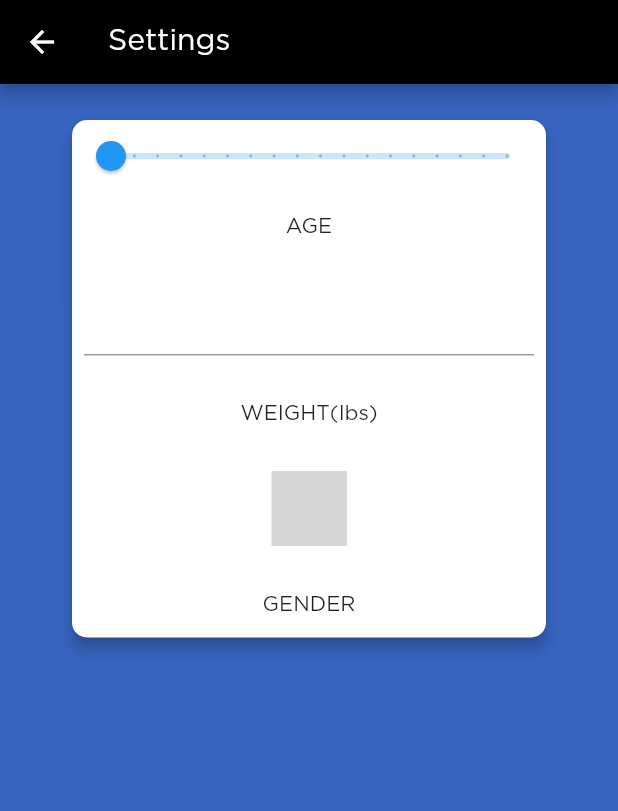
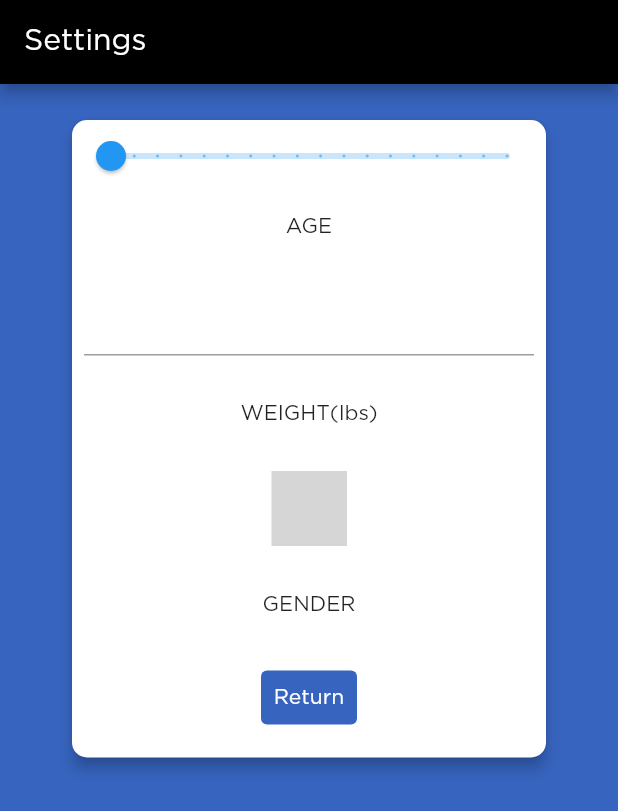
Before and after one commit to amruth21/shot_counter, a Flutter app: the screen it shows after launch, after a tap on "Settings", on a phone screen of 412 x 824 dp. Shown: the top 811 px of the screen. Run offline on Flutter 3.47's test engine with Material 2 defaults, Android fonts, the light colour scheme and no system bars; our stand-ins replace syncfusion_flutter_sliders; missing offline and left inert: gender_picker, material_dialogs; grey boxes are pictures that could not be loaded.

Commit message:
added BAC calculation and updated settings page

```diff
--- a/lib/main.dart
+++ b/lib/main.dart
@@ -4,6 +4,7 @@ import 'package:material_dialogs/widgets/buttons/icon_button.dart';
 import 'package:material_dialogs/widgets/buttons/icon_outline_button.dart';
 import 'dart:ui';
 import 'settings.dart';
+import 'package:gender_picker/source/enums.dart';
 
 void main() {
   runApp(const MyApp());
@@ -16,7 +17,7 @@ class MyApp extends StatelessWidget {
   @override
   Widget build(BuildContext context) {
     return MaterialApp(
-        title: 'Shot Counter',
+        title: 'wasted',
         theme: ThemeData(
           fontFamily: 'Gotham',
         ),
@@ -43,7 +44,11 @@ class _MyHomePageState extends State<MyHomePage> {
 
   double _first_time = 0.0;
   double _curr_time = 0.0;
-  double BAC = 0.0;
+  double _BAC = 0.0;
+
+  int age = 18;
+  Gender gender = Gender.Male;
+  int weight = 130;
 
   void _incrementColor() {
     setState(() {
@@ -67,7 +72,50 @@ class _MyHomePageState extends State<MyHomePage> {
     }
   }
 
-  void _calcBAC() {}
+  void _calcBAC() {
+    /*
+
+
+    "use strict";
+    var gender = document.getElementById("gender").value;
+    var genderConst;
+    if (gender === "female") {
+        genderConst = 0.55;
+    } else if (gender === "male") {
+        genderConst = 0.68;
+    } else {
+        genderConst = 0.62;
+    }
+
+    var weight = document.getElementById("weight").value * 454;
+    var gramsOfAlcohol = document.getElementById("drink_count").value * 14;
+    var bac = (gramsOfAlcohol / (weight * genderConst)) * 100;
+    bac = bac - (document.getElementById("time_elapsed").value * 0.015);
+    alert("Your BAC is: " + bac);
+
+
+    */
+    double genderConst;
+    double hours = _curr_time - _first_time;
+
+    if (gender == Gender.Male) {
+      genderConst = 0.68;
+    } else if (gender == Gender.Female) {
+      genderConst = 0.55;
+    } else {
+      genderConst = 0.62;
+    }
+    print("Constant: ${genderConst}");
+    print("weight: ${weight}");
+    print("shots ${_counter}");
+    print("hours: ${hours}");
+
+    int gramsWeight = 454 * weight;
+    int gramsOfAlcohol = _counter * 14;
+    double bac = (gramsOfAlcohol / (gramsWeight * genderConst)) * 100;
+    bac = bac - (hours * 0.015);
+    _BAC = double.parse(bac.toStringAsFixed(2));
+  }
 
   void _incrementCounter() {
     setState(() {
@@ -84,9 +132,7 @@ class _MyHomePageState extends State<MyHomePage> {
         _curr_time = hour + mins / 60;
       }
 
-      if (_counter > 10) {
-        // change to BAC
-        print("we in");
+      if (_BAC > .30 || _counter > 14) {
         Dialogs.materialDialog(
             msg: 'Your BAC level is too high!',
             title: "WARNING",
@@ -105,8 +151,6 @@ class _MyHomePageState extends State<MyHomePage> {
               ),
             ]);
       }
-
-      // need to call setState to rebuild the widget
     });
   }
 
@@ -123,6 +167,8 @@ class _MyHomePageState extends State<MyHomePage> {
   @override
   Widget build(BuildContext context) {
     // runs every time setState called
+    print('First Time: $_first_time');
+    print('Curr Time: $_curr_time');
 
     return Scaffold(
       backgroundColor: Color.fromARGB(255, _colorR, _colorG, _colorB),
@@ -133,54 +179,61 @@ class _MyHomePageState extends State<MyHomePage> {
             ElevatedButton.icon(
               style: ElevatedButton.styleFrom(primary: Colors.black),
               onPressed: () {
-                Navigator.push(context, MaterialPageRoute(builder: (context) {
-                  return const MySettingsPage(title: 'Settings');
-                }));
+                _navigateSettings(context);
               },
-              icon: Icon(Icons.settings, size: 24.0,),
+              icon: Icon(
+                Icons.settings,
+                size: 24.0,
+              ),
               label: Text('Settings'), // <-- Text
             ),
-            /*
-        TextButton(
-          style: TextButton.styleFrom(
-            textStyle: const TextStyle(fontSize: 20),
-          ),
-          onPressed: () {
-            Navigator.push(context, MaterialPageRoute(builder: (context) {
-              return const MySettingsPage(title: 'Settings');
-            }));
-          },
-          child: const Text('Settings'),
-        ),*/
-            /*
-        Builder(builder: (context) => IconButton(
-          iconSize: 512,
-          icon: Image.asset('images/image-2.jpg', scale: 2.5),
-          onPressed: () {
-            Navigator.push(context, MaterialPageRoute(builder: (context) {
-              return const MySettingsPage(title: 'Settings');
-            }));
-          },
-        ))*/
           ]),
       body: Center(
-        child: Stack(
+        child: Column(children: <Widget>[
+          Stack(
             children: <Widget>[
+              Container(child: Padding(padding: const EdgeInsets.symmetric(horizontal: 32, vertical: 64))),
               Container(
                 alignment: Alignment.center,
+                child: Padding(
+                    padding: const EdgeInsets.symmetric(horizontal: 32, vertical: 64),
                     child: GestureDetector(
                       onTap: _increment,
                       child: Image.asset('images/shot-glass.png', scale: 2.5),
                     )),
-            Container(
+              ),
+              Positioned(
+                top: 0,
+                left: 0,
+                right: 0,
+                bottom: 0,
+                child: Container(
                   alignment: Alignment.center,
                   child: Text(
                     '$_counter',
                     style: Theme.of(context).textTheme.headlineMedium,
-                )),
+                  ),
+                ),
+              ),
             ],
           ),
+          Container(child: Padding(padding: const EdgeInsets.symmetric(horizontal: 16, vertical: 32))),
+          Container(
+            alignment: Alignment.center,
+            child: Text(
+              'BAC: $_BAC',
+              style: Theme.of(context).textTheme.headlineMedium,
+            ),
+          ),
+        ]),
       ),
     );
   }
+
+  Future<void> _navigateSettings(BuildContext context) async {
+    final result = await Navigator.push(context, MaterialPageRoute(builder: (context) => const MySettingsPage(title: 'Settings')));
+    weight = result['weight'];
+    age = result['age'];
+    gender = result['gender'];
   }
+}
--- a/lib/settings.dart
+++ b/lib/settings.dart
@@ -27,7 +27,7 @@ class _MySettingsPageState extends State<MySettingsPage> {
     super.dispose();
   }
 
-  int _age = 18;
+  static int _age = 18;
   Gender _gender = Gender.Male;
   int _weight = 50;
 
@@ -73,6 +73,7 @@ class _MySettingsPageState extends State<MySettingsPage> {
         backgroundColor: Color.fromARGB(255, 55, 100, 191),
         appBar: AppBar(
           backgroundColor: Colors.black,
+          automaticallyImplyLeading: false,
           // Here we take the value from the MyHomePage object that was created by
           // the App.build method, and use it to set our appbar title.
           title: Text(widget.title),
@@ -112,6 +113,7 @@ class _MySettingsPageState extends State<MySettingsPage> {
                         child: TextFormField(
                             controller: myController,
                             keyboardType: TextInputType.number,
+                            inputFormatters: <TextInputFormatter>[FilteringTextInputFormatter.digitsOnly],
                             onChanged: (text) {
                               setState(() {
                                 var value = int.tryParse(text);
@@ -132,99 +134,25 @@ class _MySettingsPageState extends State<MySettingsPage> {
                           child: Padding(
                               padding: const EdgeInsets.symmetric(horizontal: 8, vertical: 16),
                               child: Text('GENDER', style: TextStyle(fontFamily: "Gotham")))),
-                      /*
-                      GenderPickerWithImage(
-                        showOtherGender: false,
-                        verticalAlignedText: false,
-                        selectedGender: Gender.Male,
-                        selectedGenderTextStyle: TextStyle(color: Color(0xFF8b32a8), fontWeight: FontWeight.bold),
-                        unSelectedGenderTextStyle: TextStyle(color: Colors.white, fontWeight: FontWeight.normal),
-                        onChanged: (Gender? gen) {
-                          setState(() {
-                            _gender = gen.toString();
-                          });
-                        },
-                        equallyAligned: true,
-                        animationDuration: Duration(milliseconds: 300),
-                        isCircular: true,
-                        // default : true,
-                        opacityOfGradient: 0.4,
-                        padding: const EdgeInsets.all(3),
-                        size: 50, //default : 40
-                      ),
-                      */
+                      Center(
+                          child: Padding(
+                        padding: const EdgeInsets.symmetric(horizontal: 8, vertical: 16),
+                        child: TextButton(
+                          style: ButtonStyle(
+                            backgroundColor:  MaterialStateProperty.all<Color>(Color.fromARGB(255, 55, 100, 191)),
+                            foregroundColor: MaterialStateProperty.all<Color>(Colors.white),
+                          ),
+                          onPressed: () {
+                            Navigator.of(context).pop({"age": _age, "gender": _gender, "weight": _weight});
+                          },
+                          child: const Text('Return'),
+                        ),
+                      ))
                     ],
                   ),
                 ),
               ],
             ),
-
-            /*Center(
-
-          child: Stack(children: <Widget>[
-          Container(
-            alignment: Alignment.center,
-            child: Padding(
-              padding: const EdgeInsets.all(16.0),
-              child: Text('AGE'))),
-          Container(
-              alignment: Alignment.center,
-              child: Slider(
-                value: _age.toDouble(),
-                min: 18,
-                max: 70,
-                divisions: 52,
-                label: _age.round().toString(),
-                onChanged: (double value) {
-                  setState(() {
-                    _age = value.toInt();
-                  });
-                },
-              )),
-
-        ]))
-*/
-            /*
-
-Container(
-
-              alignment: Alignment.center,
-              child: SizedBox(
-    width: 200,
-    height: 50,
-  child: TextField(
-                  decoration: new InputDecoration(labelText: "Enter your number"),
-                  keyboardType: TextInputType.number,
-                  inputFormatters: <TextInputFormatter>[FilteringTextInputFormatter.digitsOnly]))),
-
-
-
-
-
-
-
-
-
-      body: SafeArea(
-          child: ListView(padding: EdgeInsets.all(24), children: <Widget>[
-        Text('AGE'),
-        Slider(
-          value: _age.toDouble(),
-          min: 18,
-          max: 70,
-          divisions: 52,
-          label: _age.round().toString(),
-          onChanged: (double value) {
-            setState(() {
-              _age = value.toInt();
-            });
-          },
-        ),
-        TextField(
-            decoration: new InputDecoration(labelText: "Enter your number"),
-            keyboardType: TextInputType.number,
-            inputFormatters: <TextInputFormatter>[FilteringTextInputFormatter.digitsOnly])
-      ])),*/
           )
         ])));
   }
--- a/pubspec.yaml
+++ b/pubspec.yaml
@@ -1,4 +1,4 @@
-name: shot_counter
+name: wasted
 description: A new Flutter project.
 # The following line prevents the package from being accidentally published to
 # pub.dev using `flutter pub publish`. This is preferred for private packages.
```
Lines whose indentation alone changed are shown as unchanged.
